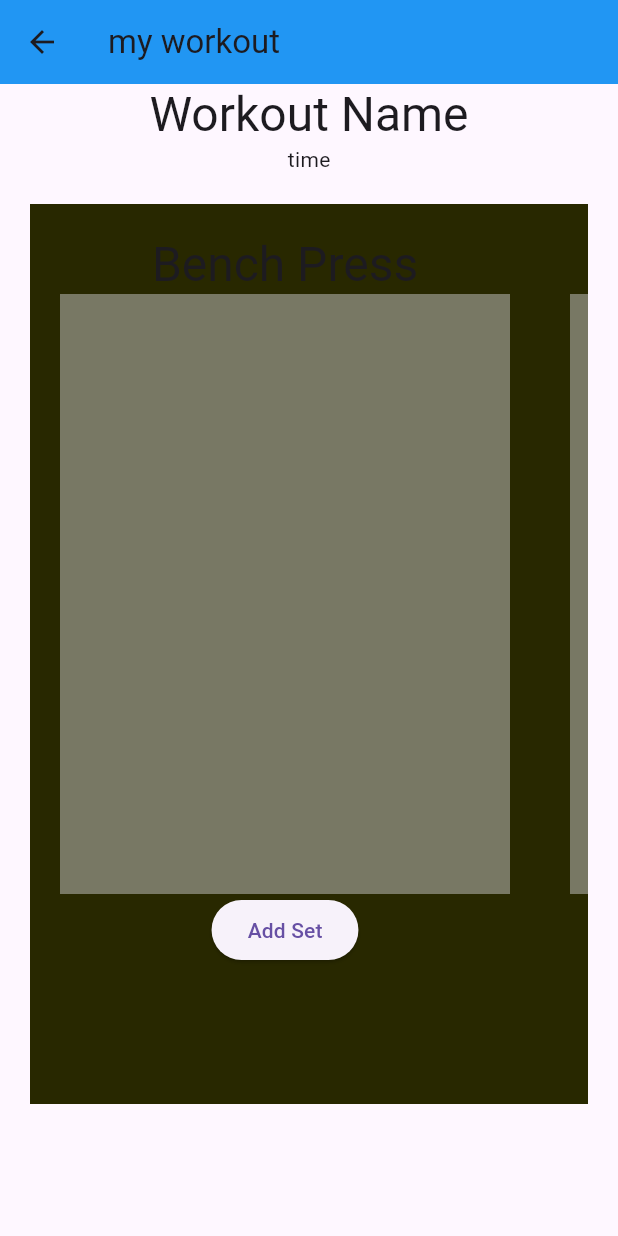
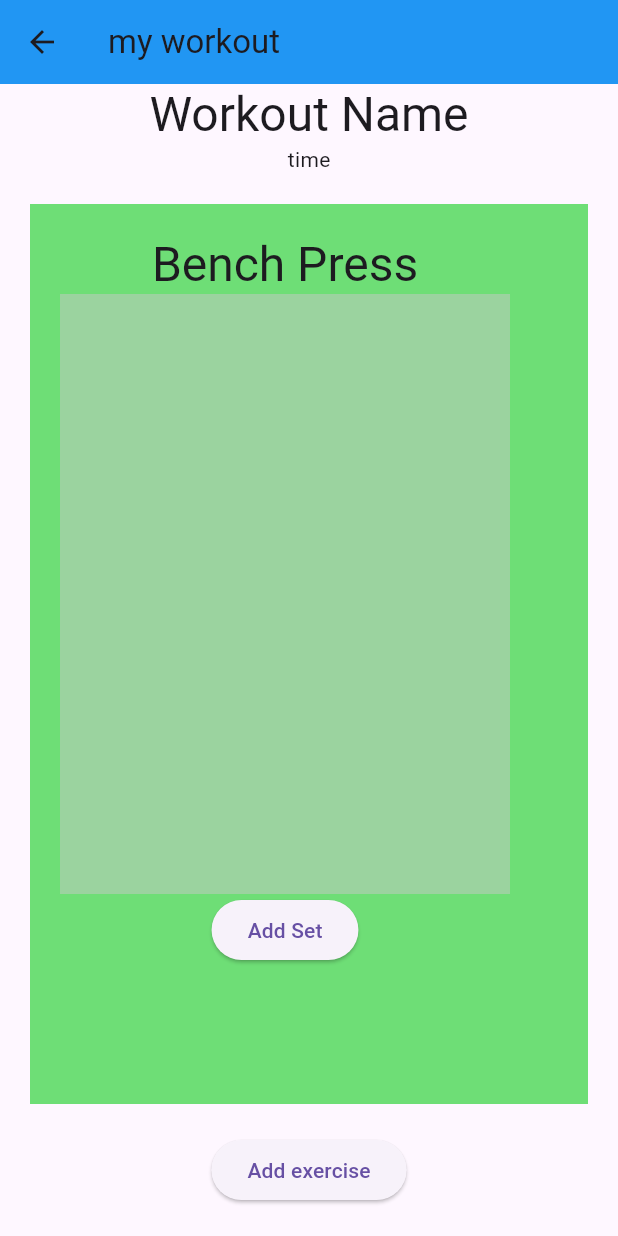
Before and after one commit to LucasSlunt/flutter_application_attempt_2, a Flutter app: the CurrentWorkoutScreen screen opened directly, on a phone screen of 412 x 824 dp. Run offline on Flutter 3.47's test engine with Material 3 defaults, Android fonts, the phone set to English and light mode, and no system bars.

Commit message:
workout widget correctly displays set widgets

```diff
--- a/lib/features/record_workout/widgets/workout.dart
+++ b/lib/features/record_workout/widgets/workout.dart
@@ -3,21 +3,18 @@ import 'package:flutter_application_attempt_2/features/record_workout/widgets/ex
 import 'dart:math';
 
 class WorkoutWidget extends StatefulWidget{
-  const WorkoutWidget({super.key});
+  WorkoutWidget({super.key});
+
+final List<ExerciseWidget> exerciseWidgets = [ExerciseWidget()];
 
   @override
   WorkoutWidgetState createState() => WorkoutWidgetState();
 
 }
-
 class WorkoutWidgetState extends State<WorkoutWidget>{
-List<ExerciseWidget> exercises = [];
-
   @override
   Widget build(BuildContext context) {
-    exercises.add(ExerciseWidget());
-    exercises.add(ExerciseWidget());
-    exercises.add(ExerciseWidget());
+
     return Column(
       children: [
         Text("Workout Name", style: Theme.of(context).textTheme.headlineLarge),
@@ -26,11 +23,35 @@ List<ExerciseWidget> exercises = [];
           width: 500,
           height: 600,
           margin: EdgeInsets.all(20),
-          color: Color.fromARGB(255, Random().nextInt(255), Random().nextInt(255), 0),
-          child: ListView(
-          scrollDirection: Axis.horizontal,
-          children: exercises
-        )
+          color: Color.fromARGB(255, 110, 222, 118),
+          /*
+          child: ListView.builder(
+            itemCount: widget.exerciseWidgets.length,
+            scrollDirection: Axis.horizontal,
+            itemBuilder: (_, index) {
+                return widget.exerciseWidgets[index];
+              }
+            ),*/
+
+          child: SingleChildScrollView(
+            scrollDirection: Axis.horizontal,
+              child: Row(
+                children: widget.exerciseWidgets
+                  )
+          )
+
+
+        ),
+        ElevatedButton(
+          onPressed: () {
+            setState(() {
+              widget.exerciseWidgets.add(ExerciseWidget());
+            });
+
+              print("ExerciseWidgets length: ${widget.exerciseWidgets.length}");
+
+          },
+          child: Text("Add exercise")
         ),
 
       ]
--- a/lib/main.dart
+++ b/lib/main.dart
@@ -1,7 +1,4 @@
-import 'dart:math';
-
 import 'package:flutter/material.dart';
-import 'package:flutter_application_attempt_2/features/record_workout/widgets/exercise.dart';
 import 'package:flutter_application_attempt_2/features/record_workout/widgets/workout.dart';
 
 void main() {
@@ -57,19 +54,6 @@ class CurrentWorkoutScreen extends StatelessWidget{
         title: Text("my workout"),
       ),
       body: WorkoutWidget()
-      /*
-      body: ListView.builder(
-        scrollDirection: Axis.horizontal,
-        itemBuilder: (_, index){
-          return Container(
-            color: Color.fromARGB(255, Random().nextInt(255), Random().nextInt(255), 0),
-            height: 500,
-            padding: EdgeInsets.all(100),
-            child: ExerciseWidget()
-          );
-        }
-      ),
-      */
     );
   }
 }
```
